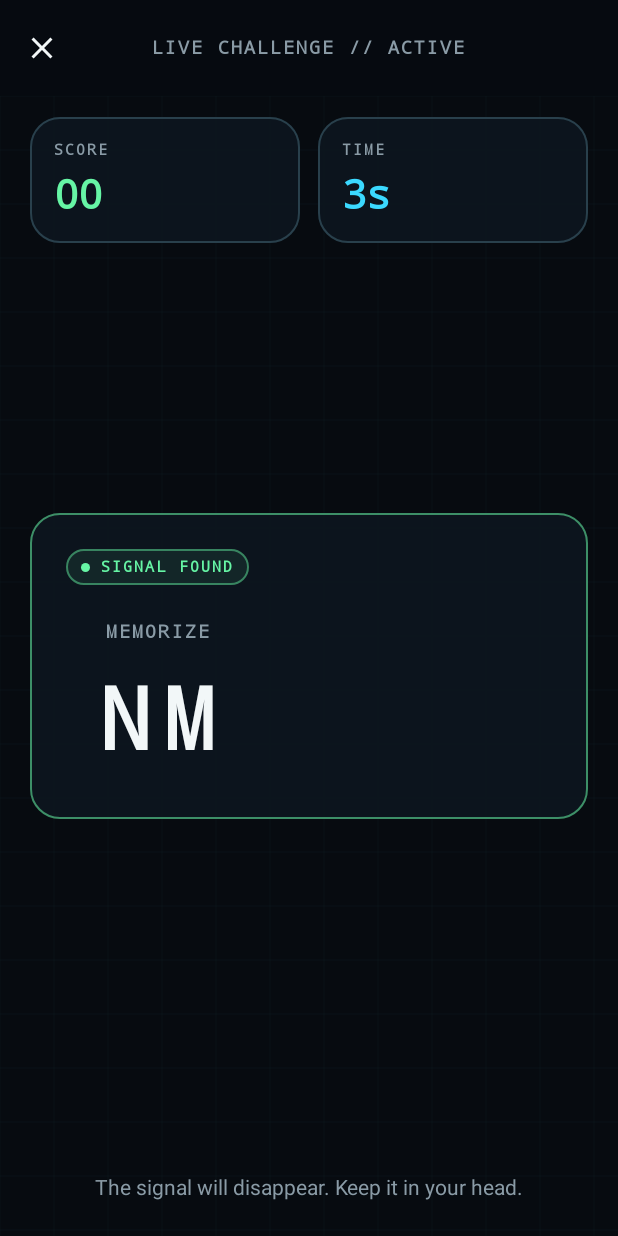
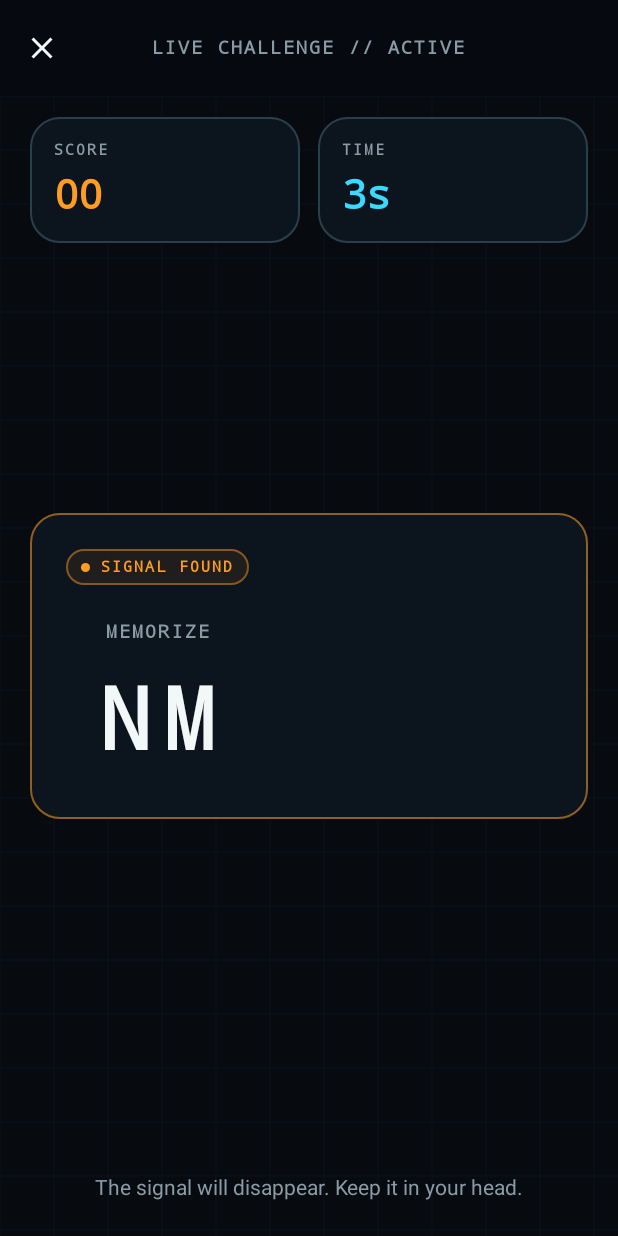
Before and after one commit to puntogris/are-you-a-robot, an Android app built with Jetpack Compose: the screen it shows after launch (MainActivity), after a tap on "START TEST", on a phone screen of 412 x 824 dp. Run offline under Robolectric (Android 15) with nearby library versions, the light colour scheme and no system bars; our stand-ins replace Dagger/Hilt's generated code, Firebase (no records; nobody signed in at launch, a user with empty details on screens opened directly), livedata-compose.

Commit message:
refine Compose theme colors
- Add orange brand color and update primary accents
- Reassign green to tertiary and brighten warning color

```diff
--- a/app/src/main/java/com/puntogris/areyouarobot/ui/compose/PostGameScreen.kt
+++ b/app/src/main/java/com/puntogris/areyouarobot/ui/compose/PostGameScreen.kt
@@ -71,7 +71,7 @@ internal fun PostGameScreen(
             MetricCard(
                 stringResource(R.string.score_label),
                 score.toString().padStart(2, '0'),
-                Signal,
+                Brand,
                 Modifier.weight(1f)
             )
             MetricCard(
@@ -181,7 +181,7 @@ private fun SaveScoreDialog(
         confirmButton = {
             TextButton(
                 enabled = !isSaving,
-                colors = ButtonDefaults.textButtonColors(contentColor = Signal),
+                colors = ButtonDefaults.textButtonColors(contentColor = Brand),
                 onClick = {
                     scope.launch {
                         isSaving = true
--- a/app/src/main/java/com/puntogris/areyouarobot/ui/compose/RankingsScreen.kt
+++ b/app/src/main/java/com/puntogris/areyouarobot/ui/compose/RankingsScreen.kt
@@ -39,7 +39,7 @@ internal fun RankingsScreen(modifier: Modifier, viewModel: RankingsViewModel) {
                     val accent = when (index) {
                         0 -> Warning
                         1 -> Electric
-                        2 -> Signal
+                        2 -> Brand
                         else -> Stroke
                     }
                     TerminalPanel(Modifier.fillMaxWidth(), accent.copy(alpha = 0.7f), 14.dp) {
@@ -55,7 +55,7 @@ internal fun RankingsScreen(modifier: Modifier, viewModel: RankingsViewModel) {
                             }
                             Spacer(Modifier.width(14.dp))
                             Text(entry.item.playerName, fontWeight = FontWeight.Bold, modifier = Modifier.weight(1f))
-                            Text(entry.item.score.toString(), color = Signal, style = MonoValue)
+                            Text(entry.item.score.toString(), color = Brand, style = MonoValue)
                         }
                     }
                 }
--- a/app/src/main/java/com/puntogris/areyouarobot/ui/compose/RobotApp.kt
+++ b/app/src/main/java/com/puntogris/areyouarobot/ui/compose/RobotApp.kt
@@ -156,7 +156,7 @@ private fun HomeScreen(
 
         TerminalPanel(
             modifier = Modifier.fillMaxWidth(),
-            borderColor = Signal.copy(alpha = 0.45f),
+            borderColor = Brand.copy(alpha = 0.45f),
             padding = 8.dp
         ) {
             Box(
@@ -241,7 +241,7 @@ private fun GameScreen(
             MetricCard(
                 label = stringResource(R.string.score_label),
                 value = score.toString().padStart(2, '0'),
-                color = Signal,
+                color = Brand,
                 modifier = Modifier.weight(1f)
             )
             MetricCard(
@@ -256,13 +256,13 @@ private fun GameScreen(
             modifier = Modifier
                 .fillMaxWidth()
                 .align(Alignment.Center),
-            borderColor = if (isGuessing) Electric.copy(alpha = 0.55f) else Signal.copy(alpha = 0.55f),
+            borderColor = if (isGuessing) Electric.copy(alpha = 0.55f) else Brand.copy(alpha = 0.55f),
             padding = 24.dp
         ) {
             Column(horizontalAlignment = Alignment.CenterHorizontally) {
                 StatusChip(
                     text = stringResource(if (isGuessing) R.string.game_input_phase else R.string.game_memory_phase),
-                    color = if (isGuessing) Electric else Signal
+                    color = if (isGuessing) Electric else Brand
                 )
                 Spacer(Modifier.height(24.dp))
                 Text(
--- a/app/src/main/java/com/puntogris/areyouarobot/ui/compose/RobotComponents.kt
+++ b/app/src/main/java/com/puntogris/areyouarobot/ui/compose/RobotComponents.kt
@@ -93,7 +93,7 @@ internal fun AppTopBar(
         title = {
             Text(
                 text = label,
-                color = if (canClose) Muted else Signal,
+                color = if (canClose) Muted else Brand,
                 style = MonoLabel,
                 maxLines = 1,
                 overflow = TextOverflow.Ellipsis
@@ -110,7 +110,7 @@ internal fun AppTopBar(
                 }
             } else {
                 Box(Modifier.size(48.dp), contentAlignment = Alignment.Center) {
-                    SignalDot()
+                    BrandDot()
                 }
             }
         },
@@ -183,8 +183,8 @@ private fun RowScope.BottomDestination(
 ) {
     Surface(
         onClick = onClick,
-        color = if (selected) Signal.copy(alpha = 0.13f) else Color.Transparent,
-        contentColor = if (selected) Signal else Muted,
+        color = if (selected) Brand.copy(alpha = 0.13f) else Color.Transparent,
+        contentColor = if (selected) Brand else Muted,
         shape = RoundedCornerShape(16.dp),
         modifier = Modifier
             .weight(1f)
@@ -221,13 +221,13 @@ internal fun StatusChip(text: String, color: Color) {
 }
 
 @Composable
-internal fun SignalDot() {
+internal fun BrandDot() {
     Box(
         modifier = Modifier
             .size(16.dp)
-            .border(1.dp, Signal.copy(alpha = 0.45f), CircleShape)
+            .border(1.dp, Brand.copy(alpha = 0.45f), CircleShape)
             .padding(4.dp)
-            .background(Signal, CircleShape)
+            .background(Brand, CircleShape)
     )
 }
 
@@ -266,7 +266,7 @@ internal fun PrimaryAction(
         enabled = enabled,
         shape = RoundedCornerShape(14.dp),
         colors = ButtonDefaults.buttonColors(
-            containerColor = Signal,
+            containerColor = Brand,
             contentColor = Ink,
             disabledContainerColor = Stroke,
             disabledContentColor = Muted
@@ -326,9 +326,9 @@ internal fun ScannerMark(modifier: Modifier = Modifier) {
         val radius = size.minDimension * 0.39f
 
         drawCircle(Grid.copy(alpha = 0.45f), radius = radius * 1.24f, style = DrawStroke(stroke))
-        drawCircle(Signal.copy(alpha = 0.16f), radius = radius)
+        drawCircle(Brand.copy(alpha = 0.16f), radius = radius)
         drawArc(
-            color = Signal,
+            color = Brand,
             startAngle = -75f,
             sweepAngle = 230f,
             useCenter = false,
@@ -360,8 +360,8 @@ internal fun ScannerMark(modifier: Modifier = Modifier) {
             cornerRadius = androidx.compose.ui.geometry.CornerRadius(14f, 14f),
             style = DrawStroke(stroke * 1.5f)
         )
-        drawCircle(Signal, radius = stroke * 2.2f, center = Offset(center.x - faceWidth * 0.2f, center.y - 4f))
-        drawCircle(Signal, radius = stroke * 2.2f, center = Offset(center.x + faceWidth * 0.2f, center.y - 4f))
+        drawCircle(Brand, radius = stroke * 2.2f, center = Offset(center.x - faceWidth * 0.2f, center.y - 4f))
+        drawCircle(Brand, radius = stroke * 2.2f, center = Offset(center.x + faceWidth * 0.2f, center.y - 4f))
         drawLine(
             Electric,
             Offset(center.x - faceWidth * 0.2f, center.y + faceHeight * 0.2f),
--- a/app/src/main/java/com/puntogris/areyouarobot/ui/compose/RobotTheme.kt
+++ b/app/src/main/java/com/puntogris/areyouarobot/ui/compose/RobotTheme.kt
@@ -13,9 +13,10 @@ internal val Ink = Color(0xFF070B10)
 internal val Panel = Color(0xFF0D151E)
 internal val PanelRaised = Color(0xFF121F2B)
 internal val Grid = Color(0xFF1A3440)
+internal val Brand = Color(0xFFFF9D23)
 internal val Signal = Color(0xFF66F5A5)
 internal val Electric = Color(0xFF3BD9FF)
-internal val Warning = Color(0xFFFFB45A)
+internal val Warning = Color(0xFFFFD166)
 internal val Danger = Color(0xFFFF607D)
 internal val Paper = Color(0xFFF2F7F8)
 internal val Muted = Color(0xFF8A9BA6)
@@ -38,10 +39,12 @@ internal val MonoValue = TextStyle(
 internal fun RobotTheme(content: @Composable () -> Unit) {
     MaterialTheme(
         colorScheme = darkColorScheme(
-            primary = Signal,
+            primary = Brand,
             onPrimary = Ink,
             secondary = Electric,
             onSecondary = Ink,
+            tertiary = Signal,
+            onTertiary = Ink,
             background = Ink,
             onBackground = Paper,
             surface = Panel,
```
